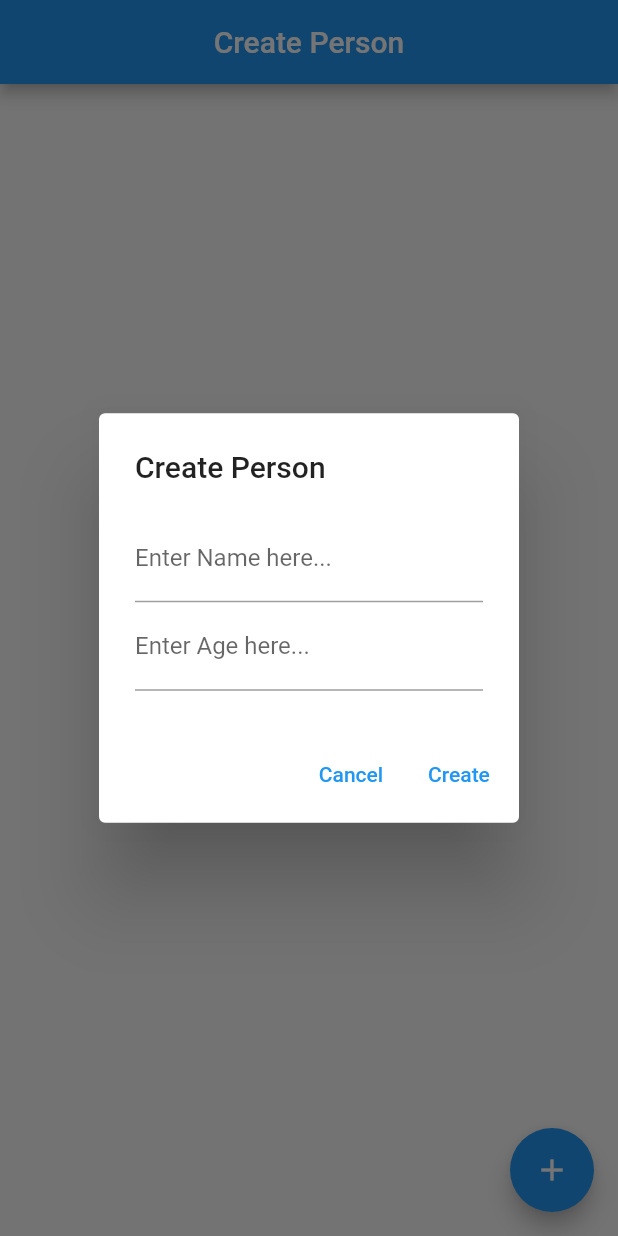
After one commit to Nizetech/riverpod_todolist_exampls, a Flutter app: the screen it shows after launch, after a tap on the "add" icon, on a phone screen of 412 x 824 dp. The commit adds this screen. Run offline on Flutter 3.47's test engine with Material 2 defaults, Android fonts, the phone set to English and light mode, and no system bars; our stand-ins replace flutter_hooks, hooks_riverpod.

Commit message:
done with create_person

```diff
--- a/lib/main.dart
+++ b/lib/main.dart
@@ -5,6 +5,8 @@ import 'package:riverpod_todolist/todo_list/todo.dart';
 import 'package:riverpod_todolist/todo_list/todo_list_widgets.dart';
 import 'package:riverpod_todolist/vandad_tutorials/counter_app/counter_app.dart';
 
+import 'vandad_tutorials/create_person/create_person.dart';
+import 'vandad_tutorials/stream_provider/stream_provider.dart';
 import 'vandad_tutorials/weather_app/weather_app.dart';
 
 void main() {
@@ -20,12 +22,15 @@ class MyApp extends StatelessWidget {
     return MaterialApp(
       title: 'Flutter Demo',
       debugShowCheckedModeBanner: false,
-      theme: ThemeData(
-        primarySwatch: Colors.blue,
-      ),
+      theme: ThemeData(primaryColor: Colors.blue),
+      // theme: ThemeData.dark(),
+      // darkTheme: ThemeData.dark(),
+
       // home: Home(),
       // home: CounterApp(),
-      home: WeatherApp(),
+      // home: WeatherApp(),
+      // home: MyStreamProvider(),
+      home: CreatePerson(),
     );
   }
 }
--- /dev/null
+++ b/lib/vandad_tutorials/create_person/create_person.dart
@@ -0,0 +1,57 @@
+import 'package:flutter/material.dart';
+import 'package:hooks_riverpod/hooks_riverpod.dart';
+import 'package:riverpod_todolist/vandad_tutorials/create_person/person_data_model.dart';
+
+class CreatePerson extends ConsumerWidget {
+  const CreatePerson({super.key});
+
+  @override
+  Widget build(BuildContext context, WidgetRef ref) {
+    return Scaffold(
+      appBar: AppBar(
+        title: Text('Create Person'),
+        centerTitle: true,
+      ),
+      body: Consumer(
+        builder: ((context, ref, child) {
+          final dataModel = ref.watch(peopleProvider);
+          return ListView.builder(
+              itemCount: dataModel.count,
+              itemBuilder: ((context, index) {
+                final person = dataModel.people[index];
+                return ListTile(
+                  title: GestureDetector(
+                      onTap: () async {
+                        final updatedPerson = await createOrUpdatePersonDialog(
+                          context,
+                          person,
+                        );
+                        if (updatedPerson != null) {
+                          dataModel.updatePerson(updatedPerson);
+                        }
+                      },
+                      child: Text(
+                        person.displayName,
+                        style: TextStyle(color: Colors.black),
+                      )),
+                  subtitle: Text(
+                    person.age.toString(),
+                    style: TextStyle(color: Colors.black),
+                  ),
+                );
+              }));
+        }),
+      ),
+      floatingActionButton: FloatingActionButton(
+        onPressed: () async {
+          final person = await createOrUpdatePersonDialog(context);
+          if (person != null) {
+            final dataModel =
+                ref.read(peopleProvider.notifier).addPerson(person);
+          }
+        },
+        child: Icon(Icons.add),
+      ),
+    );
+  }
+}
--- /dev/null
+++ b/lib/vandad_tutorials/create_person/person_data_model.dart
@@ -0,0 +1,142 @@
+import 'dart:collection';
+
+import 'package:flutter/material.dart';
+import 'package:hooks_riverpod/hooks_riverpod.dart';
+
+final myId = DateTime.now().millisecondsSinceEpoch.toString();
+
+@immutable
+class Person {
+  final String name;
+  final int age;
+  final String id;
+
+  Person({
+    required this.name,
+    required this.age,
+    String? id,
+  }) : id = id ?? myId;
+
+  Person updated([String? name, int? age]) {
+    return Person(
+      name: name ?? this.name,
+      age: age ?? this.age,
+      id: id,
+    );
+  }
+
+  String get displayName => '$name ($age years old)';
+
+  @override
+  bool operator ==(covariant Person other) => id == other.id;
+
+  @override
+  int get hashCode => id.hashCode;
+
+  @override
+  String toString() => 'Person{id: $id, name: $name, age: $age}';
+}
+
+class DataModel extends ChangeNotifier {
+  final List<Person> _people = [];
+
+  int get count => _people.length;
+
+  UnmodifiableListView<Person> get people => UnmodifiableListView(_people);
+
+  void addPerson(Person person) {
+    _people.add(person);
+    notifyListeners();
+  }
+
+  void removePerson(Person person) {
+    _people.remove(person);
+    notifyListeners();
+  }
+
+  void updatePerson(Person updatedPerson) {
+    final index = _people.indexOf(updatedPerson);
+    final oldPerson = _people[index];
+    if (oldPerson.name != updatedPerson.name ||
+        oldPerson.age != updatedPerson.age) {
+      _people[index] = oldPerson.updated(
+        updatedPerson.name,
+        updatedPerson.age,
+      );
+      notifyListeners();
+    }
+  }
+}
+
+final peopleProvider = ChangeNotifierProvider((_) => DataModel());
+
+final nameController = TextEditingController();
+final ageController = TextEditingController();
+
+Future<Person?> createOrUpdatePersonDialog(BuildContext context,
+    [Person? existingPerson]) {
+  String? name = existingPerson?.name;
+  int? age = existingPerson?.age;
+
+  nameController.text = name ?? '';
+  ageController.text = age?.toString() ?? '';
+
+  return showDialog(
+    context: context,
+    builder: ((context) => AlertDialog(
+          title:
+              Text(existingPerson == null ? 'Create Person' : 'Update Person'),
+          content: Column(
+            mainAxisSize: MainAxisSize.min,
+            children: [
+              TextField(
+                controller: nameController,
+                decoration: InputDecoration(
+                  labelText: 'Enter Name here...',
+                ),
+                onChanged: (value) => name = value,
+              ),
+              TextField(
+                controller: ageController,
+                decoration: InputDecoration(
+                  labelText: 'Enter Age here...',
+                ),
+                onChanged: (value) => age = int.tryParse(value),
+              ),
+            ],
+          ),
+          actions: [
+            TextButton(
+              onPressed: () => Navigator.pop(context),
+              child: Text('Cancel'),
+            ),
+            TextButton(
+              onPressed: () {
+                if (name != null && age != null) {
+                  if (existingPerson != null) {
+                    // have Existing person, so update it
+                    final newPerson = existingPerson.updated(
+                      name,
+                      age,
+                    );
+                    Navigator.of(context).pop(newPerson);
+                  } else {
+                    // no existing person, so create a new one
+                    Navigator.of(context).pop(
+                      Person(
+                        name: name!,
+                        age: age!,
+                      ),
+                    );
+                  }
+                } else {
+                  // no name or age, so just close the dialog
+                  Navigator.of(context).pop();
+                }
+              },
+              child: Text(existingPerson == null ? 'Create' : 'Update'),
+            ),
+          ],
+        )),
+  );
+}
```
Also changed, not shown: lib/vandad_tutorials/stream_provider/providers.dart (added, +35 -0 lines), lib/vandad_tutorials/stream_provider/stream_provider.dart (added, +28 -0 lines).
